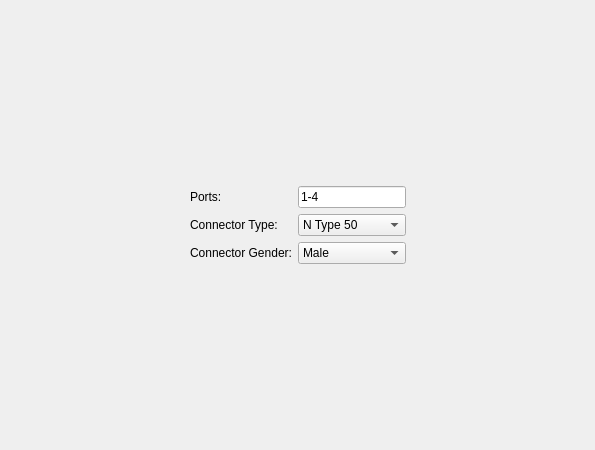
First picture: the form in PortsPage.ui, repository Terrabits/MergeCal, before the edit.
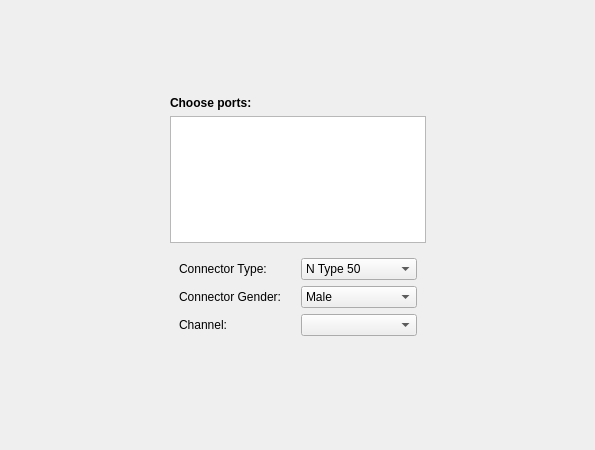
Second picture: the form after the edit. Custom widgets are drawn as their Qt base class.

Commit message: Updated PortsPage with new class PortsView (subclass of QListView with special handling for checking ports) and PortsModel

Patch:
```diff
--- a/PortsPage.ui
+++ b/PortsPage.ui
@@ -14,93 +14,135 @@
    <string>Form</string>
   </property>
   <layout class="QGridLayout" name="gridLayout_2">
-   <item row="0" column="1">
-    <spacer name="verticalSpacer_2">
-     <property name="orientation">
-      <enum>Qt::Vertical</enum>
-     </property>
-     <property name="sizeHint" stdset="0">
-      <size>
-       <width>20</width>
-       <height>153</height>
-      </size>
-     </property>
-    </spacer>
-   </item>
-   <item row="1" column="0">
-    <spacer name="horizontalSpacer">
-     <property name="orientation">
-      <enum>Qt::Horizontal</enum>
-     </property>
-     <property name="sizeHint" stdset="0">
-      <size>
-       <width>140</width>
-       <height>20</height>
-      </size>
-     </property>
-    </spacer>
-   </item>
+   <property name="leftMargin">
+    <number>0</number>
+   </property>
+   <property name="topMargin">
+    <number>0</number>
+   </property>
+   <property name="rightMargin">
+    <number>0</number>
+   </property>
+   <property name="bottomMargin">
+    <number>0</number>
+   </property>
+   <property name="spacing">
+    <number>0</number>
+   </property>
    <item row="1" column="1">
-    <widget class="QWidget" name="widget" native="true">
-     <layout class="QGridLayout" name="gridLayout">
-      <item row="0" column="0">
+    <widget class="QWidget" name="form" native="true">
+     <layout class="QVBoxLayout" name="verticalLayout">
+      <item>
        <widget class="QLabel" name="portsLabel">
-        <property name="text">
-         <string>Ports:</string>
+        <property name="font">
+         <font>
+          <weight>75</weight>
+          <bold>true</bold>
+         </font>
         </property>
-       </widget>
-      </item>
-      <item row="0" column="1">
-       <widget class="RsaToolbox::PortsLineEdit" name="ports">
         <property name="text">
-         <string>1-4</string>
+         <string>Choose ports:</string>
         </property>
        </widget>
       </item>
-      <item row="1" column="0">
-       <widget class="QLabel" name="connectorTypeLabel">
-        <property name="text">
-         <string>Connector Type:</string>
+      <item>
+       <widget class="PortsView" name="ports">
+        <property name="horizontalScrollBarPolicy">
+         <enum>Qt::ScrollBarAlwaysOff</enum>
         </property>
+        <property name="editTriggers">
+         <set>QAbstractItemView::NoEditTriggers</set>
+        </property>
+        <property name="alternatingRowColors">
+         <bool>false</bool>
+        </property>
+        <property name="selectionMode">
+         <enum>QAbstractItemView::NoSelection</enum>
+        </property>
+        <property name="selectionBehavior">
+         <enum>QAbstractItemView::SelectRows</enum>
+        </property>
        </widget>
       </item>
-      <item row="1" column="1">
-       <widget class="QComboBox" name="connectorType">
-        <item>
-         <property name="text">
-          <string>N Type 50</string>
-         </property>
-        </item>
+      <item>
+       <widget class="QWidget" name="widget" native="true">
+        <layout class="QGridLayout" name="gridLayout">
+         <item row="0" column="0">
+          <widget class="QLabel" name="connectorTypeLabel">
+           <property name="text">
+            <string>Connector Type:</string>
+           </property>
+          </widget>
+         </item>
+         <item row="0" column="1">
+          <widget class="QComboBox" name="connectorType">
+           <item>
+            <property name="text">
+             <string>N Type 50</string>
+            </property>
+           </item>
+          </widget>
+         </item>
+         <item row="1" column="0">
+          <widget class="QLabel" name="connectorGenderLabel">
+           <property name="text">
+            <string>Connector Gender:</string>
+           </property>
+          </widget>
+         </item>
+         <item row="1" column="1">
+          <widget class="QComboBox" name="connectorGender">
+           <item>
+            <property name="text">
+             <string>Male</string>
+            </property>
+           </item>
+          </widget>
+         </item>
+         <item row="2" column="0">
+          <widget class="QLabel" name="channelLabel">
+           <property name="text">
+            <string>Channel:</string>
+           </property>
+          </widget>
+         </item>
+         <item row="2" column="1">
+          <widget class="QComboBox" name="channel"/>
+         </item>
+        </layout>
        </widget>
       </item>
-      <item row="2" column="0">
-       <widget class="QLabel" name="label">
-        <property name="text">
-         <string>Connector Gender:</string>
+      <item>
+       <spacer name="verticalSpacer_3">
+        <property name="orientation">
+         <enum>Qt::Vertical</enum>
         </property>
-       </widget>
+        <property name="sizeType">
+         <enum>QSizePolicy::Fixed</enum>
+        </property>
+        <property name="sizeHint" stdset="0">
+         <size>
+          <width>20</width>
+          <height>3</height>
+         </size>
+        </property>
+       </spacer>
       </item>
-      <item row="2" column="1">
-       <widget class="QComboBox" name="comboBox">
-        <item>
-         <property name="text">
-          <string>Male</string>
-         </property>
-        </item>
-       </widget>
+      <item>
+       <widget class="RsaToolbox::ErrorLabel" name="error" native="true"/>
       </item>
      </layout>
     </widget>
    </item>
-   <item row="1" column="2">
-    <spacer name="horizontalSpacer_2">
+   <item row="0" column="1">
+    <spacer name="verticalSpacer_2">
      <property name="orientation">
-      <enum>Qt::Horizontal</enum>
+      <enum>Qt::Vertical</enum>
      </property>
      <property name="sizeHint" stdset="0">
       <size>
-       <width>139</width>
-       <height>20</height>
+       <width>20</width>
+       <height>153</height>
       </size>
      </property>
     </spacer>
@@ -118,13 +160,45 @@
      </property>
     </spacer>
    </item>
+   <item row="1" column="0">
+    <spacer name="horizontalSpacer">
+     <property name="orientation">
+      <enum>Qt::Horizontal</enum>
+     </property>
+     <property name="sizeHint" stdset="0">
+      <size>
+       <width>40</width>
+       <height>20</height>
+      </size>
+     </property>
+    </spacer>
+   </item>
+   <item row="1" column="2">
+    <spacer name="horizontalSpacer_2">
+     <property name="orientation">
+      <enum>Qt::Horizontal</enum>
+     </property>
+     <property name="sizeHint" stdset="0">
+      <size>
+       <width>40</width>
+       <height>20</height>
+      </size>
+     </property>
+    </spacer>
+   </item>
   </layout>
  </widget>
  <customwidgets>
   <customwidget>
-   <class>RsaToolbox::PortsLineEdit</class>
-   <extends>QLineEdit</extends>
-   <header>PortsLineEdit.h</header>
+   <class>PortsView</class>
+   <extends>QListView</extends>
+   <header>PortsView.h</header>
+  </customwidget>
+  <customwidget>
+   <class>RsaToolbox::ErrorLabel</class>
+   <extends>QWidget</extends>
+   <header>ErrorLabel.h</header>
+   <container>1</container>
   </customwidget>
  </customwidgets>
  <resources/>
```
The commit also changes 10 other files.
